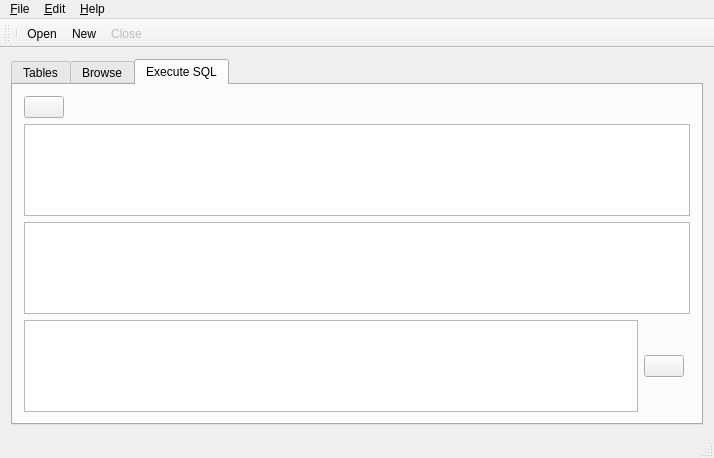
thesoulbender/pyqt-sqlite-1, file mainwindow.ui: the form before one commit.
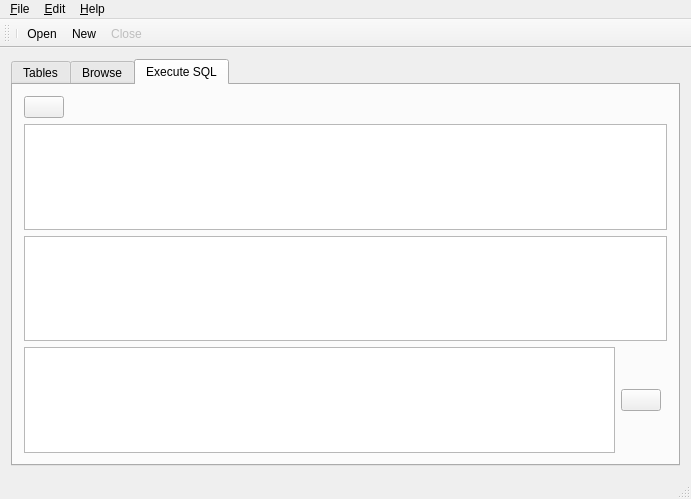
The form after the commit. The open tabs and pages were chosen to show the change. Icons and pictures are not drawn.

Diff of the .ui file:
```diff
--- a/mainwindow.ui
+++ b/mainwindow.ui
@@ -6,8 +6,8 @@
    <rect>
     <x>0</x>
     <y>0</y>
-    <width>714</width>
-    <height>458</height>
+    <width>691</width>
+    <height>499</height>
    </rect>
   </property>
   <property name="windowTitle">
@@ -208,18 +208,18 @@
           </item>
          </layout>
         </item>
-        <item row="2" column="0">
+        <item row="3" column="0">
          <widget class="QTextEdit" name="queryResultText">
           <property name="readOnly">
            <bool>true</bool>
           </property>
          </widget>
         </item>
-        <item row="1" column="0" colspan="3">
+        <item row="2" column="0" colspan="3">
          <widget class="QTableView" name="queryTableView"/>
         </item>
-        <item row="2" column="1">
-         <widget class="QPushButton" name="pushButton_2">
+        <item row="3" column="1">
+         <widget class="QPushButton" name="saveQueryAsView">
           <property name="text">
            <string/>
           </property>
@@ -229,6 +229,19 @@
           </property>
          </widget>
         </item>
+        <item row="1" column="0">
+         <spacer name="verticalSpacer">
+          <property name="orientation">
+           <enum>Qt::Vertical</enum>
+          </property>
+          <property name="sizeHint" stdset="0">
+           <size>
+            <width>20</width>
+            <height>40</height>
+           </size>
+          </property>
+         </spacer>
+        </item>
        </layout>
       </widget>
      </widget>
@@ -240,7 +253,7 @@
     <rect>
      <x>0</x>
      <y>0</y>
-     <width>714</width>
+     <width>691</width>
      <height>19</height>
     </rect>
    </property>
```
